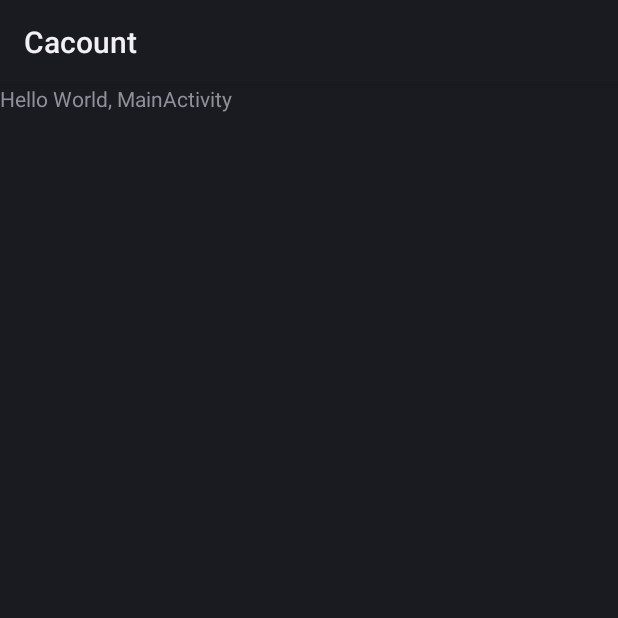
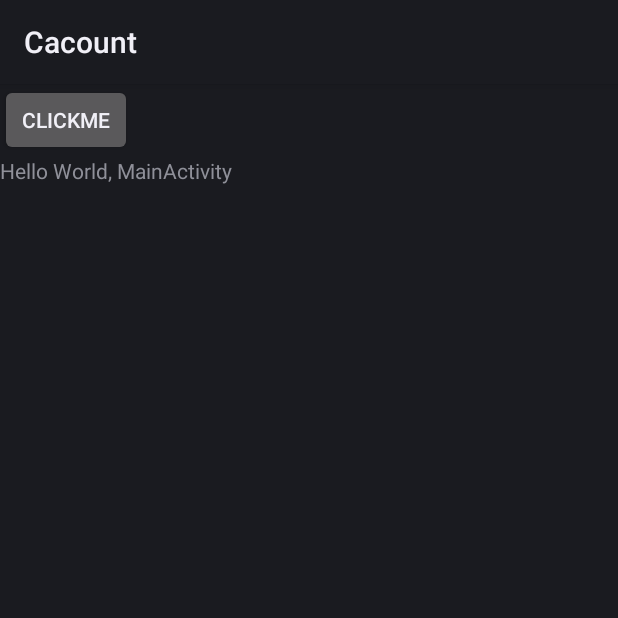
Before and after one commit to nsvir/cacount, an Android app: the MainActivity screen opened directly, with no data from a screen before it, on a phone screen of 412 x 824 dp, the top half of it. Run offline under Robolectric (Android 15) with nearby library versions, the phone set to English and light mode, and no system bars; 1 statement that could not run was skipped.

```diff
--- a/src/main/AndroidManifest.xml
+++ b/src/main/AndroidManifest.xml
@@ -16,7 +16,10 @@
         </activity>
       <activity
               android:name=".InsertActivity"
-              android:theme="@android:style/Theme.Dialog"
+              android:theme="@style/DialogTheme"
       />
     </application>
+
+    <uses-permission android:name="android.permission.WRITE_EXTERNAL_STORAGE" />
+
 </manifest>
--- a/src/main/java/fr/client/cacount/MainActivity.java
+++ b/src/main/java/fr/client/cacount/MainActivity.java
@@ -1,6 +1,7 @@
 package fr.client.cacount;
 
 import android.app.Activity;
+import android.content.Context;
 import android.os.Bundle;
 
 public class MainActivity extends Activity
@@ -11,11 +12,14 @@ public class MainActivity extends Activity
     {
         super.onCreate(savedInstanceState);
         setContentView(R.layout.main);
-	    this.setFinishOnTouchOutside(true);
 
-        DefaultNotificationBuilder builder = new DefaultNotificationBuilder(this, "Notification", "Tu es à la deche!");
-        builder.buildAndNotify();
-
+        updateNotification(this);
         finish();
     }
+
+    public static void updateNotification(Context context) {
+        float total = AccountFile.Instance.getTotal();
+        DefaultNotificationBuilder builder = new DefaultNotificationBuilder(context, total + "€!", "Hum it's getting better");
+        builder.buildAndNotify();
+    }
 }
--- a/src/main/res/layout/main.xml
+++ b/src/main/res/layout/main.xml
@@ -4,6 +4,12 @@
     android:layout_width="fill_parent"
     android:layout_height="fill_parent"
     >
+    <Button
+            android:id="@+id/button"
+            android:text="ClickMe"
+            android:layout_height="wrap_content"
+            android:layout_width="wrap_content"/>
+
 <TextView
         android:id="@+id/text"
     android:layout_width="fill_parent"
--- /dev/null
+++ b/src/main/res/values/style.xml
@@ -0,0 +1,7 @@
+<?xml version="1.0" encoding="utf-8"?>
+<resources>
+        <style name="DialogTheme" parent="@android:style/Theme.Holo.Dialog.NoActionBar">
+
+        </style>
+
+</resources>
```
Also changed, not shown: build.gradle (+16 -3 lines), src/main/java/fr/client/cacount/AccountFile.java (added, +38 -0 lines), src/main/java/fr/client/cacount/CategoryFragment.java (added, +77 -0 lines), src/main/java/fr/client/cacount/InsertActivity.java (+6 -6 lines), src/main/res/layout/container.xml (added, +7 -0 lines), src/main/res/layout/text_view.xml (added, +7 -0 lines).
